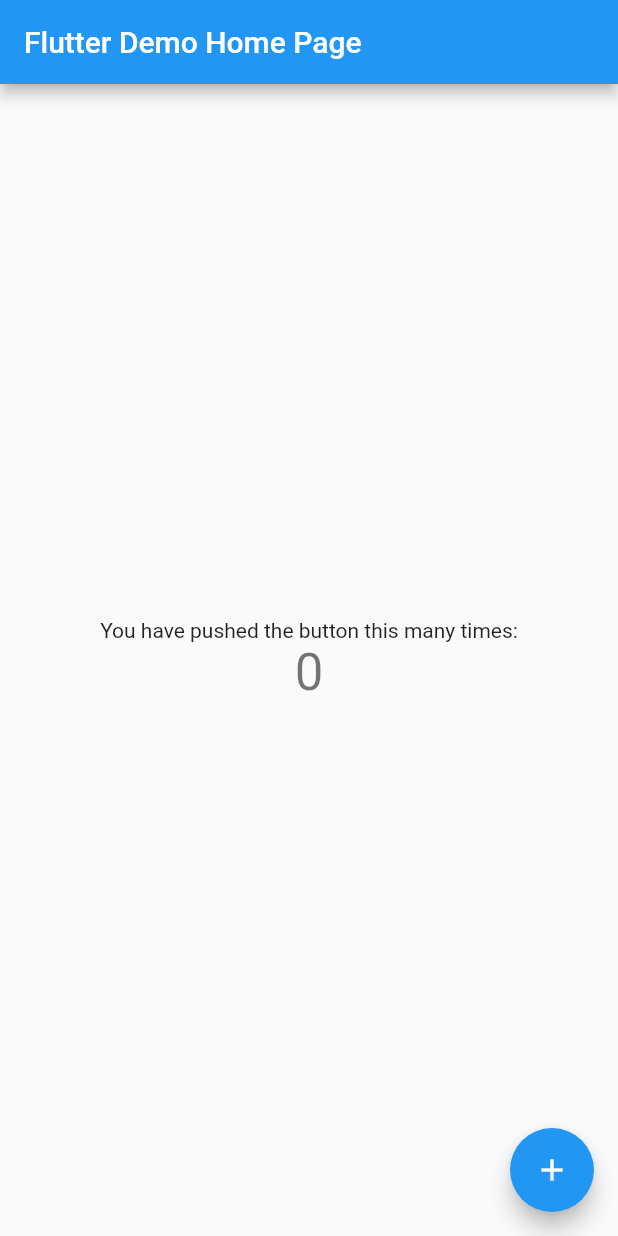
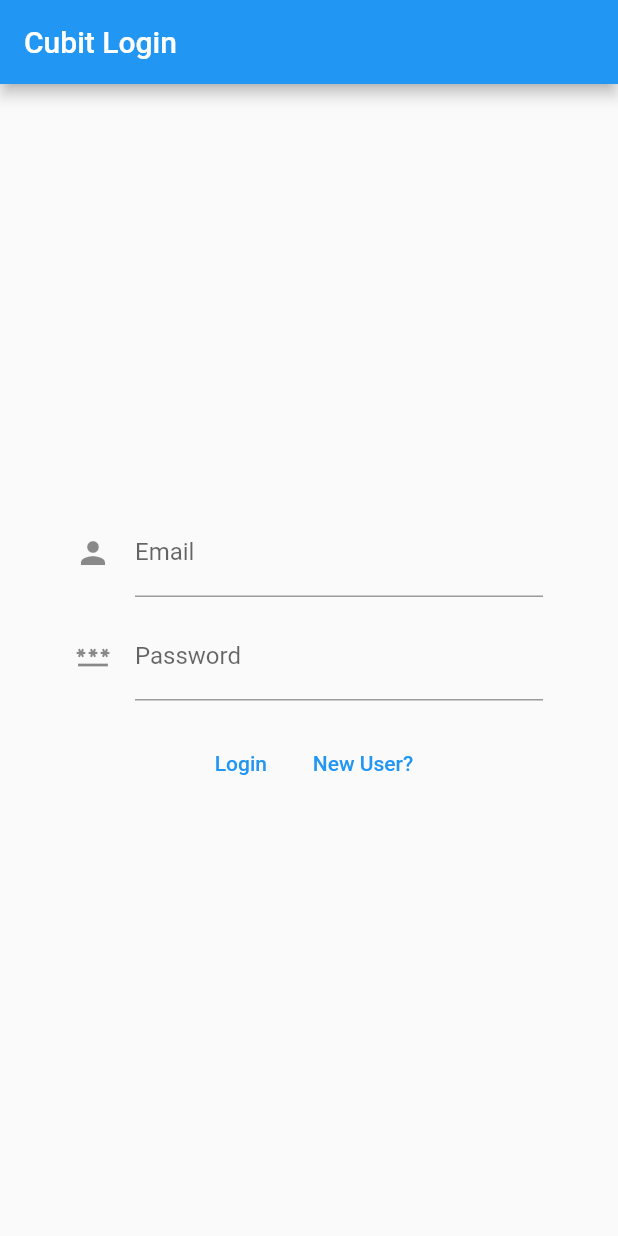
Before and after one commit to aditya803/login_cubit, a Flutter app: the screen it shows after launch, on a phone screen of 412 x 824 dp. Run offline on Flutter 3.47's test engine with Material 2 defaults, Android fonts, the phone set to English and light mode, and no system bars.

Commit message:
Basic UI Implementation

```diff
--- /dev/null
+++ b/lib/Screens/HomePage.dart
@@ -0,0 +1,79 @@
+import 'package:flutter/material.dart';
+import 'package:login_cubit/Screens/RegisterPage.dart';
+
+class HomePage extends StatefulWidget {
+  const HomePage({super.key, required this.title});
+
+  final String title;
+
+  @override
+  State<HomePage> createState() => _HomePageState();
+}
+
+class _HomePageState extends State<HomePage> {
+  @override
+  Widget build(BuildContext context) {
+    return Scaffold(
+      appBar: AppBar(
+        title: Text(widget.title),
+      ),
+      body: Center(
+        child: Column(
+          mainAxisAlignment: MainAxisAlignment.center,
+          children: [
+            Padding(
+              padding: const EdgeInsets.symmetric(horizontal: 50, vertical: 0),
+              child: TextFormField(
+                decoration: const InputDecoration(
+                  icon: Icon(Icons.person),
+                  labelText: 'Email',
+                ),
+                // onSaved: (String? value) {
+                //   // This optional block of code can be used to run
+                //   // code when the user saves the form.
+                // },
+                validator: (String? value) {
+                  return (value != null && value.contains('@'))
+                      ? 'Do not use the @ char.'
+                      : null;
+                },
+              ),
+            ),
+            const SizedBox(height: 10),
+            Padding(
+              padding: const EdgeInsets.symmetric(vertical: 0, horizontal: 50),
+              child: TextFormField(
+                decoration: const InputDecoration(
+                  icon: Icon(Icons.password),
+                  labelText: 'Password',
+                ),
+                onSaved: (String? value) {
+                  // This optional block of code can be used to run
+                  // code when the user saves the form.
+                },
+                validator: (String? value) {
+                  return (value != null && value.contains('@'))
+                      ? 'Do not use the @ char.'
+                      : null;
+                },
+              ),
+            ),
+            const SizedBox(height: 10),
+            ButtonBar(
+                alignment: MainAxisAlignment.center,
+                overflowDirection: VerticalDirection.down,
+                children: [
+                  TextButton(onPressed: () {}, child: Text('Login')),
+                  TextButton(
+                      onPressed: () {
+                        Navigator.of(context).push(MaterialPageRoute(
+                            builder: (context) => RegisterPage()));
+                      },
+                      child: Text('New User?')),
+                ])
+          ],
+        ),
+      ),
+    );
+  }
+}
--- a/lib/main.dart
+++ b/lib/main.dart
@@ -1,67 +1,23 @@
 import 'package:flutter/material.dart';
 
-void main() {
-  runApp(const MyApp());
+import 'Screens/HomePage.dart';
+
+void main(){
+  runApp(MyApp());
 }
 
 class MyApp extends StatelessWidget {
-  const MyApp({super.key});
+  const MyApp({Key? key}) : super(key: key);
 
   @override
   Widget build(BuildContext context) {
-    return MaterialApp(
-      title: 'Flutter Demo',
-      theme: ThemeData(
-        primarySwatch: Colors.blue,
-      ),
-      home: const MyHomePage(title: 'Flutter Demo Home Page'),
+    return const MaterialApp(
+      title: 'Login Cubit',
+      // routes: {
+      //   '/' : (BuildContext context) => HomePage(title: 'Cubit Login')
+      //  '/SignUp' : (BuildContext context) => RegisterPage(),
+      // },
+      home: HomePage(title: 'Cubit Login'),
     );
   }
 }
-
-class MyHomePage extends StatefulWidget {
-  const MyHomePage({super.key, required this.title});
-
-  final String title;
-
-  @override
-  State<MyHomePage> createState() => _MyHomePageState();
-}
-
-class _MyHomePageState extends State<MyHomePage> {
-  int _counter = 0;
-
-  void _incrementCounter() {
-    setState(() {
-      _counter++;
-    });
-  }
-
-  @override
-  Widget build(BuildContext context) {
-    return Scaffold(
-      appBar: AppBar(
-        title: Text(widget.title),
-      ),
-      body: Center(
-        child: Column(
-          mainAxisAlignment: MainAxisAlignment.center,
-          children: <Widget>[
-            const Text(
-              'You have pushed the button this many times:',
-            ),
-            Text(
-              '$_counter',
-              style: Theme.of(context).textTheme.headline4,
-            ),
-          ],
-        ),
-      ),
-      floatingActionButton: FloatingActionButton(
-        onPressed: _incrementCounter,
-        tooltip: 'Increment',
-        child: const Icon(Icons.add),
-      ),
-    );
-  }
-}
```
Also changed, not shown: lib/Screens/RegisterPage.dart (added, +61 -0 lines).
